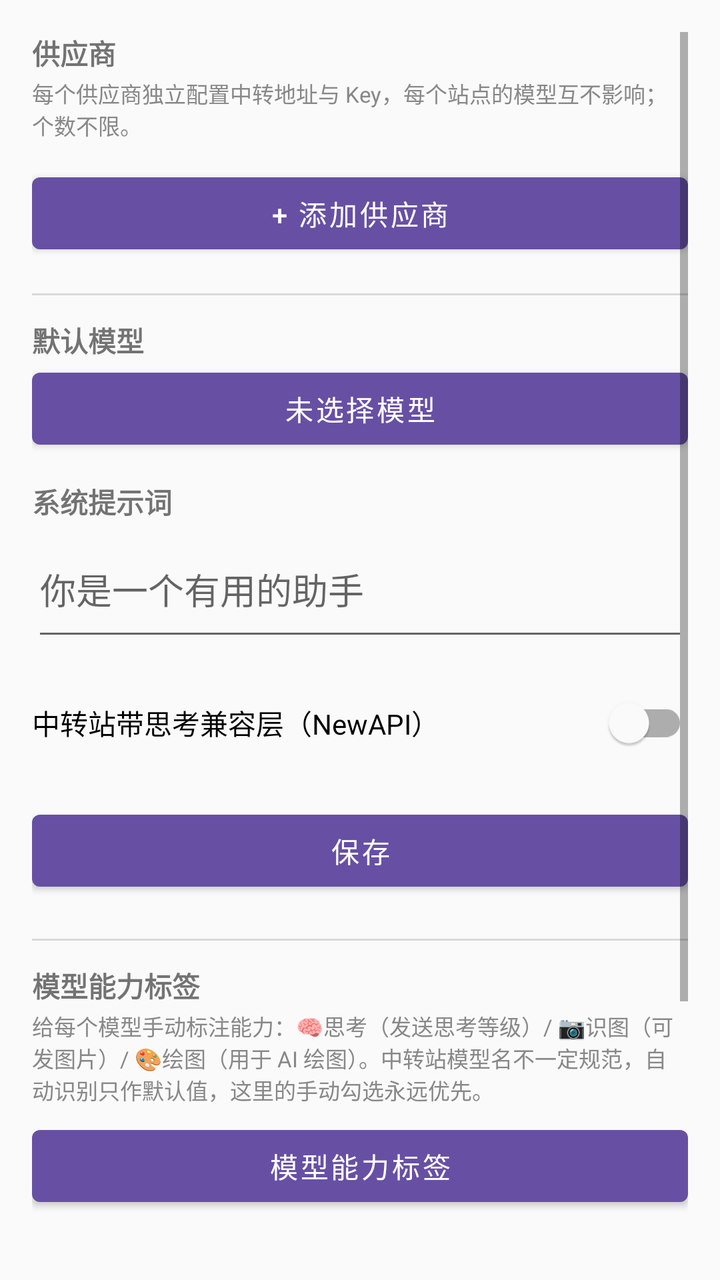
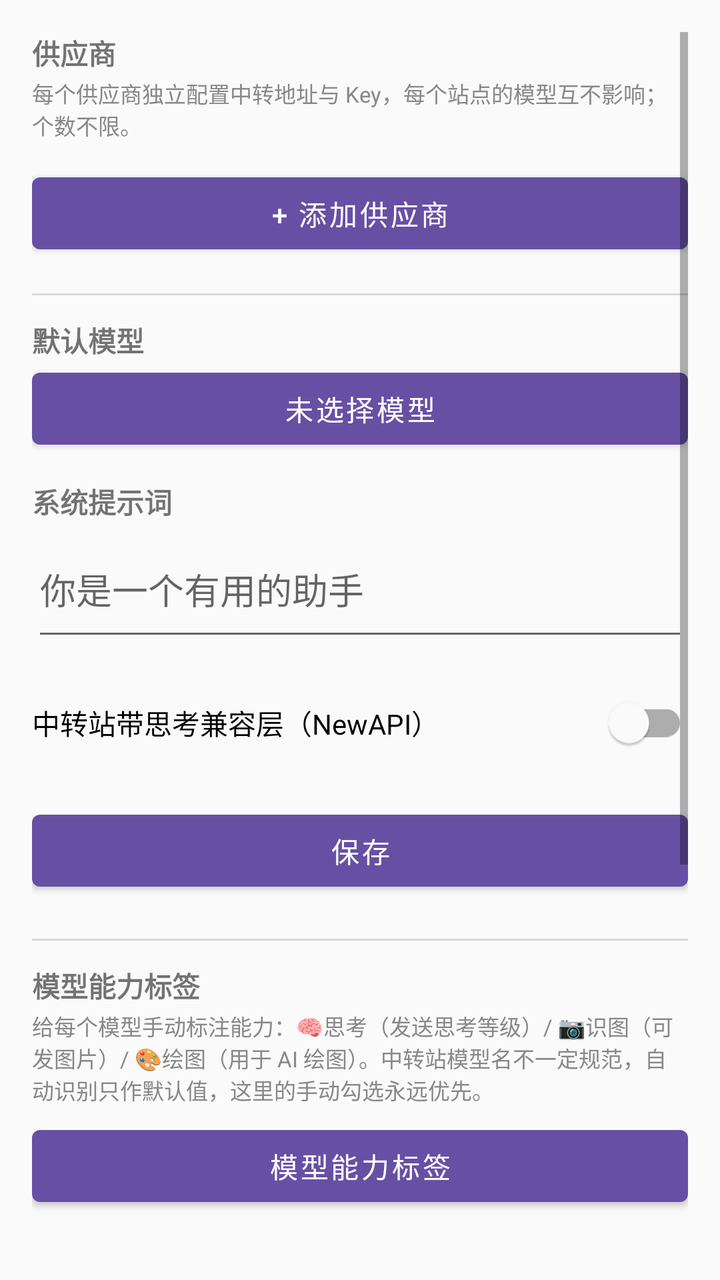

Two renders of the same Android screen: before a commit and after it. Below are the layout's source before the change and the commit's diff.
<!-- AndroidManifest.xml: application theme Theme.numAi5 -->
<!-- res/layout/activity_settings.xml -->
<?xml version="1.0" encoding="utf-8"?>
<ScrollView xmlns:android="http://schemas.android.com/apk/res/android"
    android:layout_width="match_parent"
    android:layout_height="match_parent"
    android:padding="16dp">

    <LinearLayout
        android:layout_width="match_parent"
        android:layout_height="wrap_content"
        android:orientation="vertical">

        <TextView
            android:layout_width="wrap_content"
            android:layout_height="wrap_content"
            android:text="@string/provider_list"
            android:textStyle="bold" />

        <TextView
            android:layout_width="match_parent"
            android:layout_height="wrap_content"
            android:layout_marginTop="2dp"
            android:text="@string/provider_hint"
            android:textColor="@color/text_meta"
            android:textSize="11sp" />

        <LinearLayout
            android:id="@+id/providerList"
            android:layout_width="match_parent"
            android:layout_height="wrap_content"
            android:layout_marginTop="6dp"
            android:orientation="vertical" />

        <Button
            android:id="@+id/btnAddProvider"
            android:layout_width="match_parent"
            android:layout_height="wrap_content"
            android:layout_marginTop="6dp"
            android:text="@string/add_provider" />

        <View
            android:layout_width="match_parent"
            android:layout_height="1dp"
            android:layout_marginTop="16dp"
            android:background="#22000000" />

        <TextView
            android:layout_width="wrap_content"
            android:layout_height="wrap_content"
            android:layout_marginTop="12dp"
            android:text="@string/default_model"
            android:textStyle="bold" />

        <Button
            android:id="@+id/btnDefaultModel"
            android:layout_width="match_parent"
            android:layout_height="wrap_content"
            android:text="@string/model_not_selected" />

        <TextView
            android:layout_width="wrap_content"
            android:layout_height="wrap_content"
            android:layout_marginTop="12dp"
            android:text="@string/system_prompt"
            android:textStyle="bold" />

        <EditText
            android:id="@+id/editSystemPrompt"
            android:layout_width="match_parent"
            android:layout_height="wrap_content"
            android:hint="@string/system_prompt_hint"
            android:inputType="textMultiLine"
            android:minLines="2" />

        <com.google.android.material.switchmaterial.SwitchMaterial
            android:id="@+id/switchNewapi"
            android:layout_width="match_parent"
            android:layout_height="wrap_content"
            android:layout_marginTop="12dp"
            android:text="@string/newapi_dialect" />

        <Button
            android:id="@+id/btnSave"
            android:layout_width="match_parent"
            android:layout_height="wrap_content"
            android:layout_marginTop="16dp"
            android:text="@string/save" />

        <View
            android:layout_width="match_parent"
            android:layout_height="1dp"
            android:layout_marginTop="20dp"
            android:background="#22000000" />

        <TextView
            android:layout_width="wrap_content"
            android:layout_height="wrap_content"
            android:layout_marginTop="12dp"
            android:text="@string/model_tag_section"
            android:textStyle="bold" />

        <TextView
            android:layout_width="match_parent"
            android:layout_height="wrap_content"
            android:layout_marginTop="2dp"
            android:text="@string/model_tag_hint"
            android:textColor="@color/text_meta"
            android:textSize="11sp" />

        <Button
            android:id="@+id/btnImageGenTag"
            android:layout_width="match_parent"
            android:layout_height="wrap_content"
            android:layout_marginTop="6dp"
            android:text="@string/model_tag_title" />

        <View
            android:layout_width="match_parent"
            android:layout_height="1dp"
            android:layout_marginTop="20dp"
            android:background="#22000000" />

        <TextView
            android:layout_width="wrap_content"
            android:layout_height="wrap_content"
            android:layout_marginTop="12dp"
            android:text="@string/backup_section"
            android:textStyle="bold" />

        <TextView
            android:layout_width="match_parent"
            android:layout_height="wrap_content"
            android:layout_marginTop="2dp"
            android:text="@string/backup_hint"
            android:textColor="@color/text_meta"
            android:textSize="11sp" />

        <Button
            android:id="@+id/btnExportBackup"
            android:layout_width="match_parent"
            android:layout_height="wrap_content"
            android:layout_marginTop="6dp"
            android:text="@string/export_backup" />

        <Button
            android:id="@+id/btnImportBackup"
            android:layout_width="match_parent"
            android:layout_height="wrap_content"
            android:layout_marginTop="6dp"
            android:text="@string/import_backup" />
    </LinearLayout>
</ScrollView>
<!-- resources referenced by this layout -->
<resources>
  <color name="text_meta">#FF888888</color>
  <string name="add_provider">+ 添加供应商</string>
  <string name="backup_hint">导出全部聊天记录与供应商信息（含地址与 Key）为单个 JSON 文件，换机或重装后导入即可恢复。</string>
  <string name="backup_section">备份与恢复</string>
  <string name="default_model">默认模型</string>
  <string name="export_backup">导出备份</string>
  <string name="import_backup">导入备份</string>
  <string name="model_not_selected">未选择模型</string>
  <string name="model_tag_hint">给每个模型手动标注能力：🧠思考（发送思考等级）/ 📷识图（可发图片）/ 🎨绘图（用于 AI 绘图）。中转站模型名不一定规范，自动识别只作默认值，这里的手动勾选永远优先。</string>
  <string name="model_tag_section">模型能力标签</string>
  <string name="model_tag_title">模型能力标签</string>
  <string name="newapi_dialect">中转站带思考兼容层（NewAPI）</string>
  <string name="provider_hint">每个供应商独立配置中转地址与 Key，每个站点的模型互不影响；个数不限。</string>
  <string name="provider_list">供应商</string>
  <string name="save">保存</string>
  <string name="system_prompt">系统提示词</string>
  <string name="system_prompt_hint">你是一个有用的助手</string>
  <style name="Theme.numAi5" parent="Theme.MaterialComponents.Light.DarkActionBar">
          <item name="colorPrimary">@color/primary</item>
          <item name="colorPrimaryDark">@color/primary_dark</item>
          <item name="colorAccent">@color/accent</item>
          <item name="android:windowBackground">@color/bg_chat</item>
      </style>
  <color name="primary">#FF6750A4</color>
  <color name="primary_dark">#FF4F3C7C</color>
  <color name="accent">#FF03DAC6</color>
  <color name="bg_chat">#FFFAFAFA</color>
</resources>

<!-- the commit's change to res/layout/activity_settings.xml (unified diff, before → after) -->
@@ -119,6 +119,33 @@
             android:layout_marginTop="20dp"
             android:background="#22000000" />
 
+        <View
+            android:layout_width="match_parent"
+            android:layout_height="1dp"
+            android:layout_marginTop="16dp"
+            android:background="#22000000" />
+
+        <TextView
+            android:layout_width="wrap_content"
+            android:layout_height="wrap_content"
+            android:layout_marginTop="12dp"
+            android:text="@string/ui_tune_section"
+            android:textStyle="bold" />
+
+        <TextView
+            android:layout_width="match_parent"
+            android:layout_height="wrap_content"
+            android:layout_marginTop="2dp"
+            android:text="@string/ui_tune_hint"
+            android:textColor="@color/text_meta"
+            android:textSize="11sp" />
+
+        <Button
+            android:id="@+id/btnUiTune"
+            android:layout_width="match_parent"
+            android:layout_height="wrap_content"
+            android:text="@string/ui_tune_entry" />
+
         <TextView
             android:layout_width="wrap_content"
             android:layout_height="wrap_content"
<!-- resource entries referenced after the edit -->
@@ -17,6 +17,9 @@
   <string name="save">保存</string>
   <string name="system_prompt">系统提示词</string>
   <string name="system_prompt_hint">你是一个有用的助手</string>
+  <string name="ui_tune_entry">调整界面（缩放 / 边距）</string>
+  <string name="ui_tune_hint">布局显示异常、文字太大/太小、边缘被遮挡时，到这里整体缩放或留出边距。安卓 5 各机型布局差异较大，建议先调这里。</string>
+  <string name="ui_tune_section">界面适配</string>
   <style name="Theme.numAi5" parent="Theme.MaterialComponents.Light.DarkActionBar">
           <item name="colorPrimary">@color/primary</item>
           <item name="colorPrimaryDark">@color/primary_dark</item>
